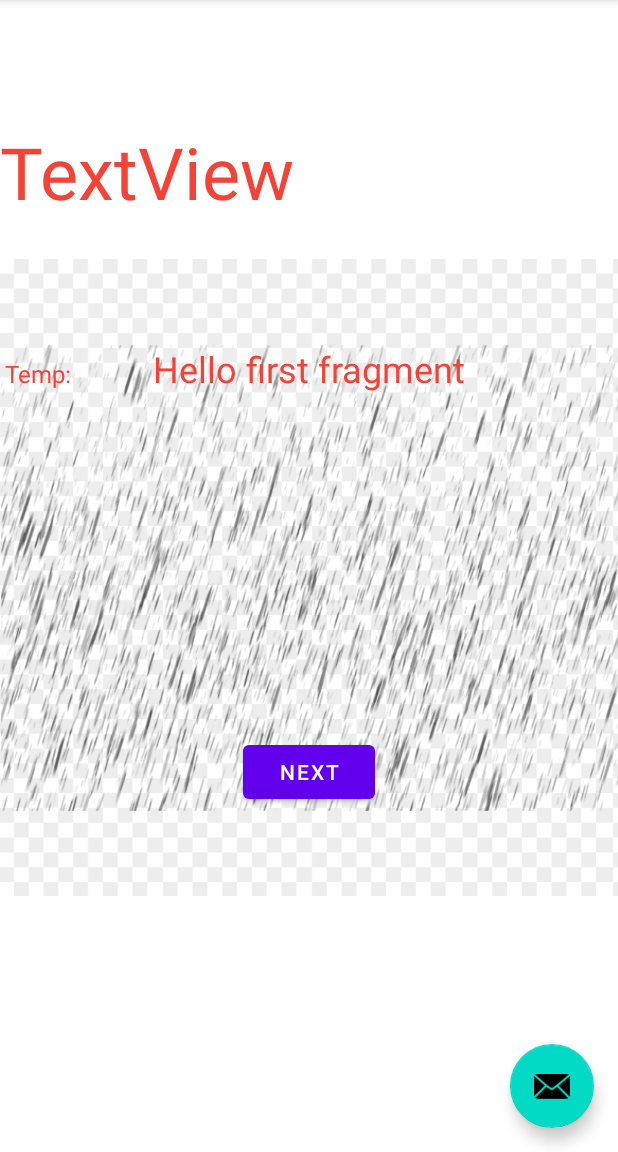
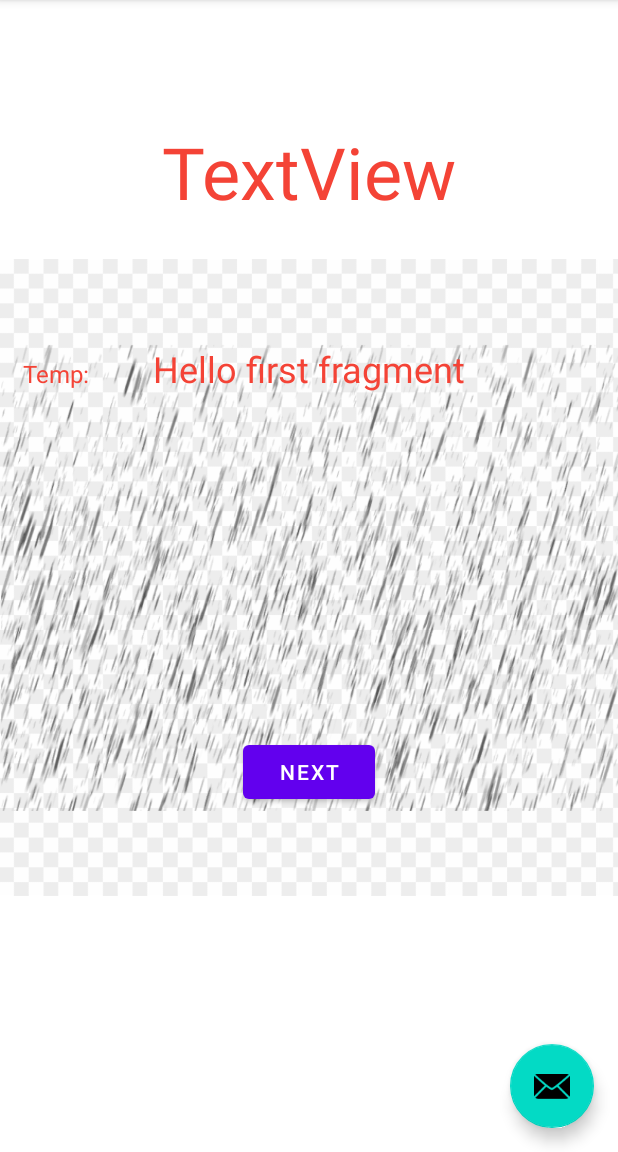
Before and after one commit to AndroidOS/weatherApp, an Android app: the screen it shows after launch (MainActivity), on a phone screen of 412 x 824 dp, the part 84-1236 px from its top. Run offline under Robolectric (Android 15) with nearby library versions, the phone set to English and light mode, and no system bars; our stand-ins replace RxJava, navigation-ui.

Commit message:
Added description (5)

```diff
--- a/app/src/main/res/layout/fragment_first.xml
+++ b/app/src/main/res/layout/fragment_first.xml
@@ -18,7 +18,7 @@
 
     <TextView
         android:id="@+id/txt_clouds"
-        android:layout_width="0dp"
+        android:layout_width="wrap_content"
         android:layout_height="wrap_content"
         android:text="TextView"
         android:textColor="@color/red"
@@ -44,7 +44,7 @@
         android:id="@+id/textView_temp"
         android:layout_width="wrap_content"
         android:layout_height="73dp"
-        android:layout_marginStart="8dp"
+        android:layout_marginStart="32dp"
         android:layout_marginEnd="60dp"
         android:text="@string/lblTemp"
         android:textColor="@color/red"
```
